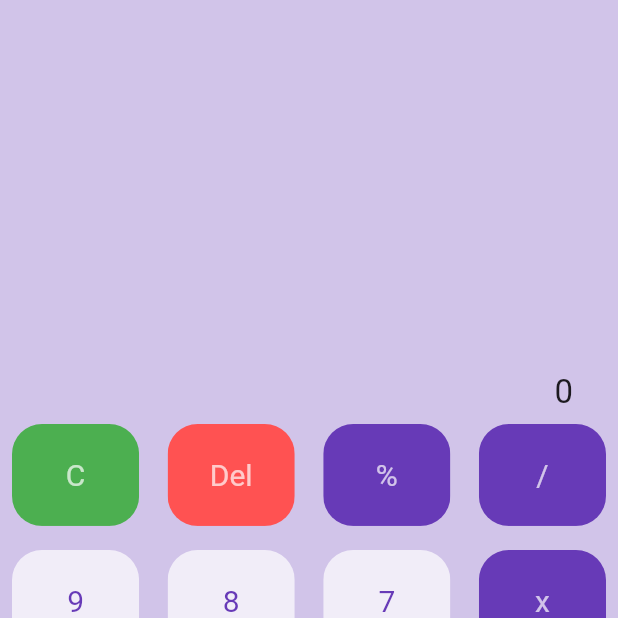
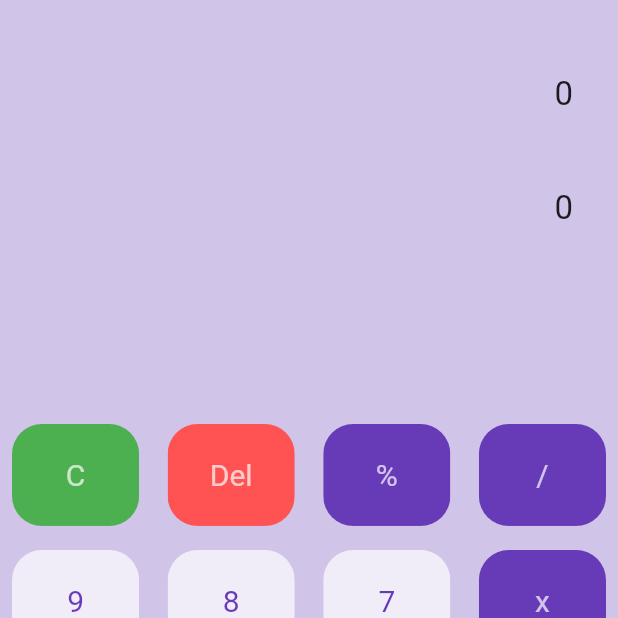
Before and after one commit to DARK-PROGRAMMER-I/CalculatorAppDemo, a Flutter app: the screen it shows after launch, on a phone screen of 412 x 824 dp, the top half of it. Run offline on Flutter 3.47's test engine with Material 2 defaults, Android fonts, the phone set to English and light mode, and no system bars.

```diff
--- a/lib/main.dart
+++ b/lib/main.dart
@@ -48,11 +48,20 @@ class _HomePageState extends State<HomePage> {
             Expanded(
 
 
-                child: Container(
-                  alignment: Alignment.bottomRight,
-                  padding: EdgeInsets.only(top: 120, left: 10, right: 30 ),
-                  child: Text(initial_number, style: TextStyle(fontSize: 22),),
+                child: Column(
+                  children: [
+                    Container(
+                      alignment: Alignment.bottomRight,
+                      padding: EdgeInsets.only(top: 50, left: 10, right: 30 ),
+                      child: Text(initial_number, style: TextStyle(fontSize: 22),),
 
+                    ),
+                    Container(
+                      alignment: Alignment.bottomRight,
+                      padding: EdgeInsets.only(top: 50, right: 30 ),
+                      child: Text(initial_number, style: TextStyle(fontSize: 22),),
+                    )
+                  ],
                 ),
             ),
             Expanded(
```
